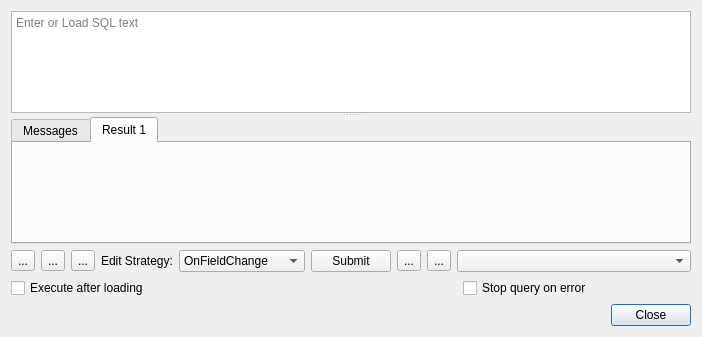
Before: the Qt Designer form mapper_app/ui/querydialog.ui in allenck/mapper, drawn with Qt 5.
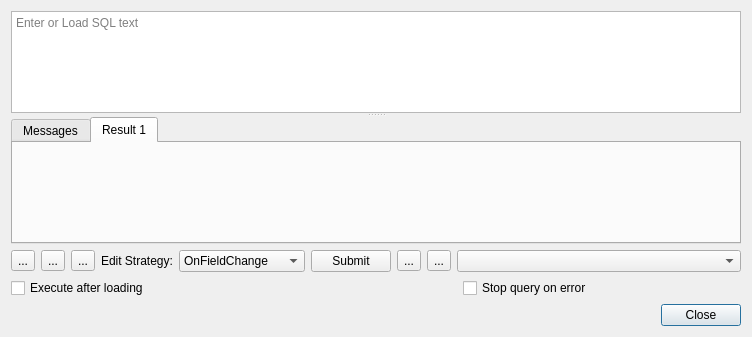
After: the same form once the commit is applied. Icons and pictures are not drawn.

Commit message: Add tooltip to SQL query dialog

The edit to the form file:
```diff
--- a/mapper_app/ui/querydialog.ui
+++ b/mapper_app/ui/querydialog.ui
@@ -6,7 +6,7 @@
    <rect>
     <x>0</x>
     <y>0</y>
-    <width>702</width>
+    <width>752</width>
     <height>337</height>
    </rect>
   </property>
```
Left out of the diff: 9 changed lines with no effect on the pictures. The commit also changes 2 other files.
